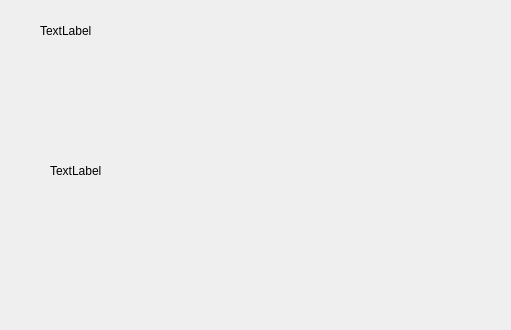
Above: untitled2.ui from snow0117/LearningHanja before the change; both pictures show x 0 to 511 and y 0 to 330 of the 742 by 597 pixel window. Below: the same form after it.
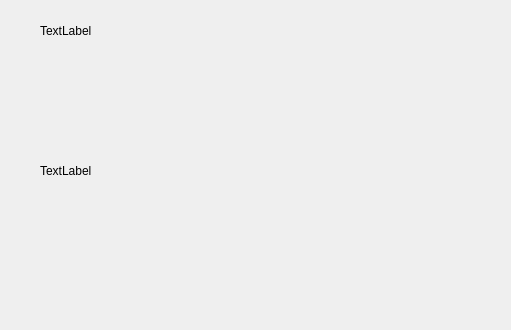
That is the form after the change.

Diff of the .ui file:
```diff
--- a/untitled2.ui
+++ b/untitled2.ui
@@ -29,7 +29,7 @@
   <widget class="QLabel" name="label_2">
    <property name="geometry">
     <rect>
-     <x>50</x>
+     <x>40</x>
      <y>90</y>
      <width>341</width>
      <height>161</height>
@@ -45,10 +45,10 @@
      <x>40</x>
      <y>90</y>
      <width>81</width>
-     <height>71</height>
+     <height>80</height>
     </rect>
    </property>
-   <layout class="QVBoxLayout" name="verticalLayout"/>
+   <layout class="QHBoxLayout" name="horizontalLayout"/>
   </widget>
   <zorder>label_2</zorder>
   <zorder>label</zorder>
```
Left out of the diff: 3 changed lines with no effect on the pictures.
